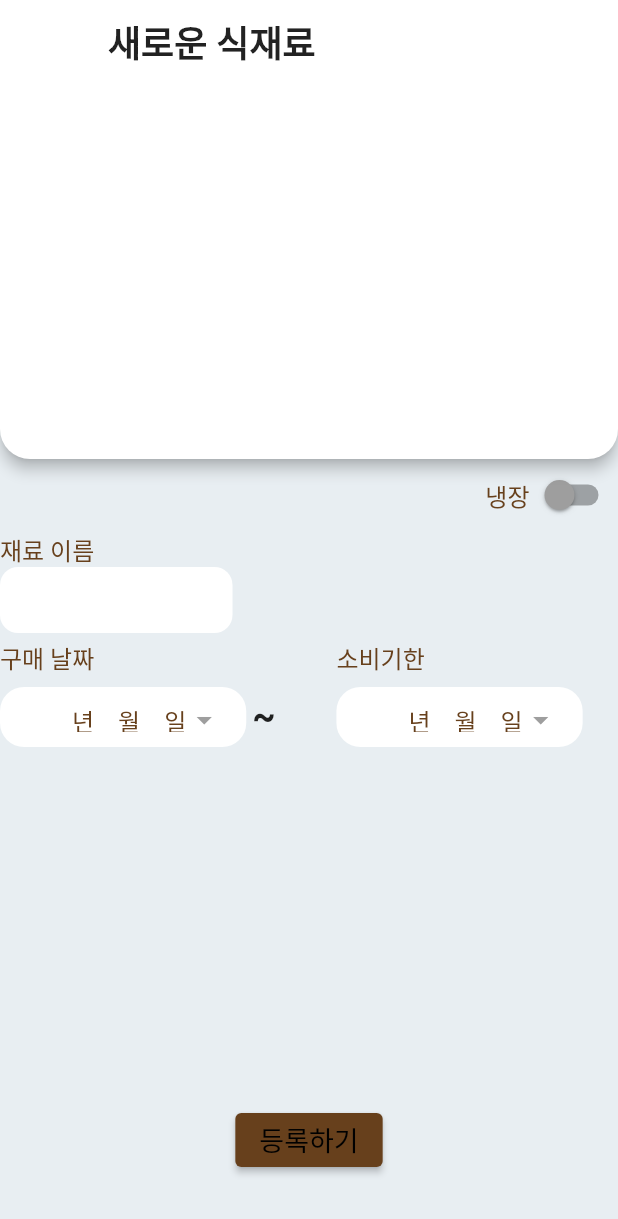
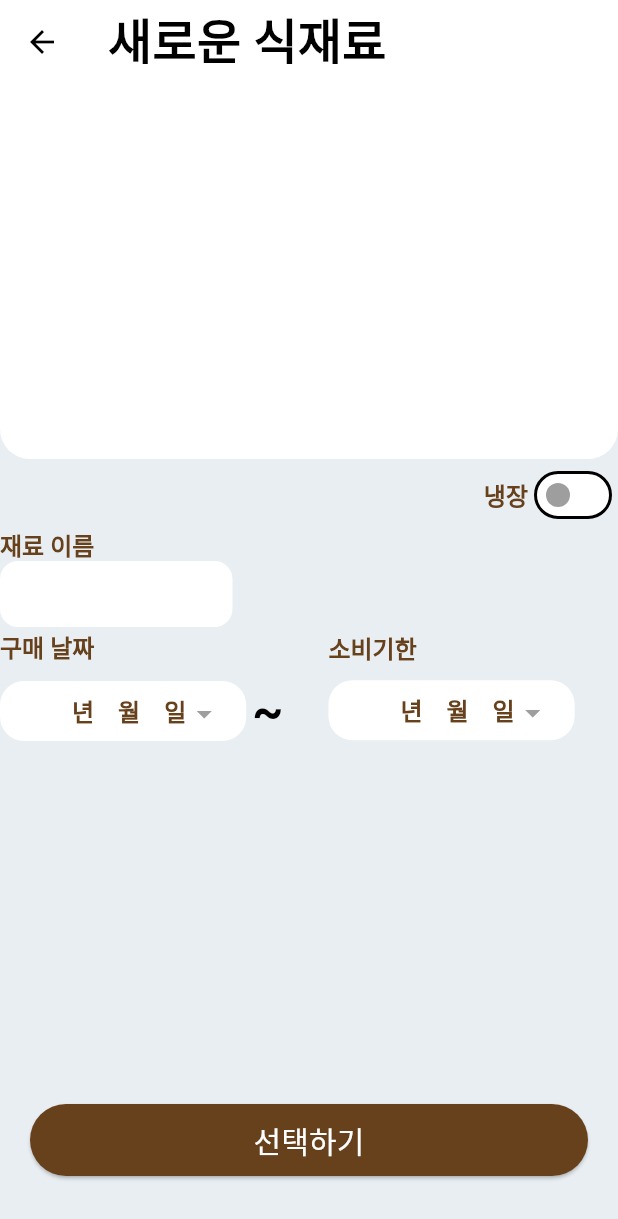
Before and after one commit to cherry1m/yum_application, a Flutter app: the IngredientAddView screen opened directly, on a phone screen of 412 x 824 dp. Shown: the top 1219 px of the screen. Run offline on Flutter 3.47's test engine with Material 3 defaults, Android fonts, the phone set to English and light mode, and no system bars; Roboto replaces fonts that are missing (Pretendard).

Commit message:
테마 재 업로드

```diff
--- a/lib/src/ingredient/view/ingredient_add_view.dart
+++ b/lib/src/ingredient/view/ingredient_add_view.dart
@@ -23,15 +23,15 @@ class _IngredientAddViewState extends State<IngredientAddView> {
     return Scaffold(
       appBar: AppBar(
         backgroundColor: Theme.of(context).colorScheme.onPrimaryContainer,
-        shape: RoundedRectangleBorder(
+        shape: const RoundedRectangleBorder(
             borderRadius: BorderRadius.vertical(bottom: Radius.circular(20.0))),
         title: Text(
           "새로운 식재료",
           style: Theme.of(context).textTheme.titleMedium,
         ),
         bottom: PreferredSize(
-            preferredSize: Size.fromHeight(250),
-            child: Container(
+            preferredSize: const Size.fromHeight(250),
+            child: SizedBox(
               height: 250,
               child: Center(
                 child: GestureDetector(
@@ -50,8 +50,8 @@ class _IngredientAddViewState extends State<IngredientAddView> {
           // _add(),
           _toggle(),
           _description(),
-          Spacer(),
-          _button(),
+          const Spacer(),
+          _botton(),
         ],
       ),
     );
@@ -70,7 +70,7 @@ class _IngredientAddViewState extends State<IngredientAddView> {
               style: ElevatedButton.styleFrom(
                 backgroundColor:
                     Theme.of(context).colorScheme.onPrimaryContainer,
-                shape: RoundedRectangleBorder(
+                shape: const RoundedRectangleBorder(
                   borderRadius: BorderRadius.only(
                     bottomLeft: Radius.circular(16.0),
                     bottomRight: Radius.circular(16.0),
@@ -118,7 +118,7 @@ class _IngredientAddViewState extends State<IngredientAddView> {
           child: TextField(
             decoration: InputDecoration(
               contentPadding:
-                  EdgeInsets.symmetric(vertical: 10, horizontal: 15),
+                  const EdgeInsets.symmetric(vertical: 10, horizontal: 15),
               filled: true,
               fillColor: Theme.of(context).colorScheme.onPrimaryContainer,
               border: OutlineInputBorder(
@@ -126,7 +126,7 @@ class _IngredientAddViewState extends State<IngredientAddView> {
                 borderSide: BorderSide.none,
               ),
             ),
-            style: TextStyle(color: Colors.white),
+            style: const TextStyle(color: Colors.white),
           ),
         ),
         Row(
@@ -201,17 +201,20 @@ class _IngredientAddViewState extends State<IngredientAddView> {
         ),
       ]);
 
-  Widget _button() => Padding(
-        padding: const EdgeInsets.only(top: 24.0, bottom: 40.0),
+  Widget _botton() {
+    return Padding(
+      padding: const EdgeInsets.only(left: 20, right: 20, bottom: 40),
       child: ElevatedButton(
         style: ElevatedButton.styleFrom(
-              backgroundColor: Theme.of(context).colorScheme.primary),
+          backgroundColor: Theme.of(context).colorScheme.primary,
+          fixedSize: const Size(390, 48),
+        ),
         onPressed: () {},
         child: Text(
-            "등록하기",
-            style: TextStyle(fontSize: 18, color: Colors.black),
-            textAlign: TextAlign.center,
+          "선택하기",
+          style: Theme.of(context).textTheme.titleSmall,
         ),
       ),
     );
   }
+}
--- a/lib/src/util/app_theme.dart
+++ b/lib/src/util/app_theme.dart
@@ -1,60 +1,79 @@
 import 'package:flutter/material.dart';
 
 ThemeData get light => ThemeData(
-    useMaterial3: false,
     scaffoldBackgroundColor: const Color(0xffE8EEF2),
     textTheme: const TextTheme(
-        titleLarge: TextStyle(
-            fontSize: 24,
-            fontWeight: FontWeight.w700,
-            fontFamily: "Pretendard"),
         titleMedium: TextStyle(
-            fontSize: 24,
+            fontSize: 32,
             fontWeight: FontWeight.w700,
             fontFamily: "Pretendard"),
         titleSmall: TextStyle(
-            fontSize: 18,
-            fontWeight: FontWeight.w600,
-            fontFamily: "Pretendard"),
+            fontSize: 20,
+            fontWeight: FontWeight.w500,
+            fontFamily: "Pretendard",
+            color: Color(0xffFFFFFF)),
         displayLarge: TextStyle(
-            color: Color(0xff67401C),
             fontSize: 20,
-            fontWeight: FontWeight.w400,
-            fontFamily: "Pretendard"),
+            fontWeight: FontWeight.w700,
+            fontFamily: "Pretendard",
+            color: Color(0xff67401C)),
         displayMedium: TextStyle(
             color: Color(0xff67401C),
             fontSize: 16,
-            fontWeight: FontWeight.w400,
-            fontFamily: "Pretendard")),
+            fontWeight: FontWeight.w600,
+            fontFamily: "Pretendard"),
+        labelLarge: TextStyle(
+            fontSize: 20,
+            fontWeight: FontWeight.w700,
+            fontFamily: "Pretendard",
+            color: Color(0xff67401C)),
+        labelMedium: TextStyle(
+          fontSize: 16,
+          fontWeight: FontWeight.w400,
+          fontFamily: "Pretendard",
+          color: Color(0xffB99C81),
+        )),
     colorScheme: const ColorScheme.light(
         primary: Color(0xff67401C),
-        secondary: Color(0xff000000),
+        secondary: Color(0xffB99C81),
         onPrimaryContainer: Color(0xffffffff),
-        onSecondaryContainer: Color(0xff67401C)));
+        onSecondaryContainer: Color(0xffd7d7d7),
+        tertiary: Color(0xffFDEFE3)));
 
 ThemeData get dark => ThemeData(
-    scaffoldBackgroundColor: const Color(0xFF000000),
-    useMaterial3: false,
     textTheme: const TextTheme(
-        titleLarge: TextStyle(
+        titleMedium: TextStyle(
             fontSize: 32,
             fontWeight: FontWeight.w700,
             fontFamily: "Pretendard"),
-        titleMedium: TextStyle(
-            fontSize: 24,
+        titleSmall: TextStyle(
+            fontSize: 20,
+            fontWeight: FontWeight.w500,
+            fontFamily: "Pretendard",
+            color: Color(0xffFFFFFF)),
+        displayLarge: TextStyle(
+            fontSize: 20,
             fontWeight: FontWeight.w700,
             fontFamily: "Pretendard"),
-        titleSmall: TextStyle(
-            fontSize: 18,
-            fontWeight: FontWeight.w600,
-            fontFamily: "Pretendard"),
         displayMedium: TextStyle(
-            color: Colors.white,
             fontSize: 16,
             fontWeight: FontWeight.w400,
-            fontFamily: "Pretendard")),
+            fontFamily: "Pretendard",
+            color: Color(0xffFFFFFF)),
+        labelLarge: TextStyle(
+            fontSize: 20,
+            fontWeight: FontWeight.w700,
+            fontFamily: "Pretendard",
+            color: Color(0xffFFFFFF)),
+        labelMedium: TextStyle(
+          fontSize: 16,
+          fontWeight: FontWeight.w400,
+          fontFamily: "Pretendard",
+          color: Color(0xffA2A2A2),
+        )),
     colorScheme: const ColorScheme.dark(
-        primary: Color(0xff67401C),
-        secondary: Color(0xffFFFFFF),
-        onPrimaryContainer: Color(0xff3a3a3a),
-        onSecondaryContainer: Color(0xff686868)));
+        primary: Color(0xffF89B4C),
+        secondary: Color(0xffFDE1C9),
+        onPrimaryContainer: Color(0xff3A3A3A),
+        onSecondaryContainer: Color(0xff686868),
+        tertiary: Color(0xff272727)));
```
Lines whose indentation alone changed are shown as unchanged.
